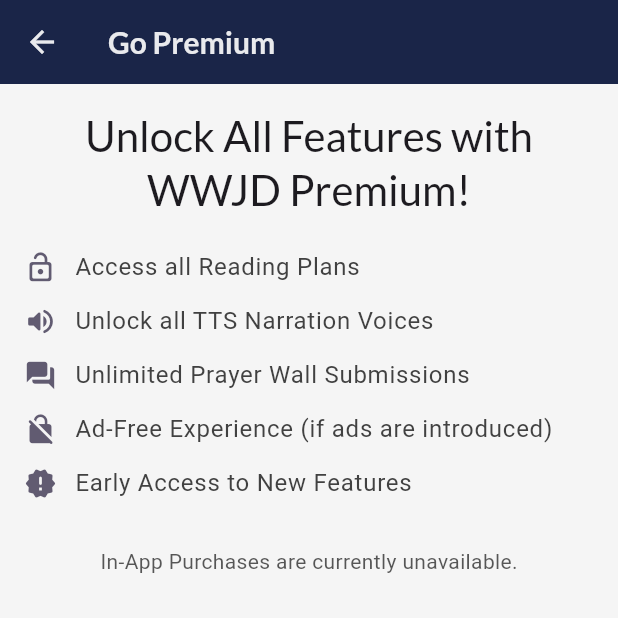
After one commit to harleynelson/wwjd, a Flutter app: the PremiumScreen screen opened directly, on a phone screen of 412 x 824 dp, the top half of it. The commit adds this screen. Run offline on Flutter 3.47's test engine with Material 3 defaults, Android fonts, the phone set to English and light mode, and no system bars; our stand-ins replace audioplayers, cloud_firestore, firebase_auth, firebase_core, firebase_remote_config, flutter_colorpicker and 7 more; missing offline and left inert: firebase_app_check, in_app_purchase_storekit; accounts and stored records are empty; generated files the repository leaves out were written again; network calls fail.

Commit message:
IAP progress

```diff
--- /dev/null
+++ b/lib/config/iap_constants.dart
@@ -0,0 +1,20 @@
+// File: lib/config/iap_constants.dart
+// New File
+
+// Define your product IDs as configured in the app stores.
+// These are examples. Replace with your actual IDs.
+
+// Non-consumable (Unlock all premium features)
+const String kProductIdPremiumUnlock = 'com.alpentor.wwjd.premium.unlock.permanent'; // Example for one-time purchase
+
+// Subscriptions (Examples if you choose this route)
+// const String kProductIdSubscriptionMonthly = 'com.alpentor.wwjd.premium.monthly';
+// const String kProductIdSubscriptionYearly = 'com.alpentor.wwjd.premium.yearly';
+
+// A set of all product IDs you want to query from the stores.
+const Set<String> kProductIds = {
+  kProductIdPremiumUnlock,
+  // Add subscription IDs here if you use them
+  // kProductIdSubscriptionMonthly,
+  // kProductIdSubscriptionYearly,
+};
--- /dev/null
+++ b/lib/screens/premium_screen.dart
@@ -0,0 +1,146 @@
+// File: lib/screens/premium_screen.dart
+// New File
+
+import 'package:flutter/material.dart';
+import 'package:provider/provider.dart';
+import 'package:in_app_purchase/in_app_purchase.dart'; // For ProductDetails
+import '../services/iap_service.dart';
+import '../services/auth_service.dart'; // To check current premium status
+import '../models/app_user.dart';     // To check current premium status
+
+class PremiumScreen extends StatelessWidget {
+  static const routeName = '/premium';
+
+  const PremiumScreen({super.key});
+
+  @override
+  Widget build(BuildContext context) {
+    final iapService = Provider.of<IAPService>(context);
+    final appUser = Provider.of<AppUser?>(context); // Get AppUser for current status
+
+    bool isCurrentlyPremium = appUser?.isPremium ?? false;
+
+    return Scaffold(
+      appBar: AppBar(
+        title: const Text('Go Premium'),
+      ),
+      body: Padding(
+        padding: const EdgeInsets.all(16.0),
+        child: Column(
+          crossAxisAlignment: CrossAxisAlignment.stretch,
+          children: <Widget>[
+            if (isCurrentlyPremium) ...[
+              Card(
+                elevation: 2,
+                color: Theme.of(context).colorScheme.primaryContainer,
+                child: Padding(
+                  padding: const EdgeInsets.all(16.0),
+                  child: Column(
+                    children: [
+                      Icon(Icons.workspace_premium_rounded, size: 48, color: Theme.of(context).colorScheme.onPrimaryContainer),
+                      const SizedBox(height: 12),
+                      Text(
+                        'You are already a Premium User!',
+                        style: Theme.of(context).textTheme.headlineSmall?.copyWith(
+                          color: Theme.of(context).colorScheme.onPrimaryContainer,
+                        ),
+                        textAlign: TextAlign.center,
+                      ),
+                      const SizedBox(height: 8),
+                       Text(
+                        'Thank you for your support. All premium features are unlocked.',
+                        style: Theme.of(context).textTheme.bodyMedium?.copyWith(
+                          color: Theme.of(context).colorScheme.onPrimaryContainer.withOpacity(0.8),
+                        ),
+                        textAlign: TextAlign.center,
+                      ),
+                    ],
+                  ),
+                ),
+              ),
+              const SizedBox(height: 20),
+            ],
+            Text(
+              'Unlock All Features with WWJD Premium!',
+              style: Theme.of(context).textTheme.headlineMedium,
+              textAlign: TextAlign.center,
+            ),
+            const SizedBox(height: 16),
+            _buildFeatureListItem(context, Icons.lock_open_rounded, 'Access all Reading Plans'),
+            _buildFeatureListItem(context, Icons.volume_up_rounded, 'Unlock all TTS Narration Voices'),
+            _buildFeatureListItem(context, Icons.forum_rounded, 'Unlimited Prayer Wall Submissions'),
+            _buildFeatureListItem(context, Icons.no_encryption_gmailerrorred_rounded, 'Ad-Free Experience (if ads are introduced)'),
+            _buildFeatureListItem(context, Icons.new_releases_rounded, 'Early Access to New Features'),
+            const SizedBox(height: 24),
+            if (iapService.isLoadingProducts)
+              const Center(child: CircularProgressIndicator())
+            else if (!iapService.isStoreAvailable)
+              const Center(child: Text('In-App Purchases are currently unavailable.'))
+            else if (iapService.products.isEmpty)
+              const Center(child: Text('No premium products found. Please try again later.'))
+            else
+              ...iapService.products.map((product) {
+                return Card(
+                  elevation: 2,
+                  margin: const EdgeInsets.symmetric(vertical: 8),
+                  child: ListTile(
+                    contentPadding: const EdgeInsets.symmetric(horizontal: 16, vertical: 12),
+                    leading: Icon(Icons.shopping_cart_checkout_rounded, color: Theme.of(context).colorScheme.primary, size: 32),
+                    title: Text(product.title, style: Theme.of(context).textTheme.titleLarge),
+                    subtitle: Text(product.description, style: Theme.of(context).textTheme.bodySmall),
+                    trailing: TextButton(
+                      style: TextButton.styleFrom(
+                        backgroundColor: Theme.of(context).colorScheme.primary,
+                        foregroundColor: Theme.of(context).colorScheme.onPrimary,
+                        padding: const EdgeInsets.symmetric(horizontal: 20, vertical: 10),
+                      ),
+                      onPressed: iapService.isPurchasing
+                          ? null // Disable button if a purchase is already in progress
+                          : () {
+                              if (!isCurrentlyPremium) { // Only allow purchase if not already premium
+                                iapService.buyProduct(product);
+                              } else {
+                                ScaffoldMessenger.of(context).showSnackBar(
+                                  const SnackBar(content: Text("You are already a premium user!"))
+                                );
+                              }
+                            },
+                      child: iapService.isPurchasing
+                          ? const SizedBox(width: 20, height: 20, child: CircularProgressIndicator(strokeWidth: 2, color: Colors.white))
+                          : Text(isCurrentlyPremium ? "Unlocked" : product.price),
+                    ),
+                  ),
+                );
+              }).toList(),
+            const Spacer(), // Pushes restore button to bottom if content is short
+            if (iapService.isStoreAvailable && !isCurrentlyPremium) // Only show restore if not premium
+              TextButton.icon(
+                icon: const Icon(Icons.restore_rounded),
+                label: const Text('Restore Purchases'),
+                onPressed: () {
+                  iapService.restorePurchases();
+                },
+                style: TextButton.styleFrom(
+                  padding: const EdgeInsets.symmetric(vertical: 12),
+                ),
+              ),
+            const SizedBox(height: 16),
+          ],
+        ),
+      ),
+    );
+  }
+
+  Widget _buildFeatureListItem(BuildContext context, IconData icon, String text) {
+    return Padding(
+      padding: const EdgeInsets.symmetric(vertical: 6.0),
+      child: Row(
+        children: [
+          Icon(icon, color: Theme.of(context).colorScheme.secondary, size: 22),
+          const SizedBox(width: 12),
+          Expanded(child: Text(text, style: Theme.of(context).textTheme.bodyLarge)),
+        ],
+      ),
+    );
+  }
+}
--- a/pubspec.yaml
+++ b/pubspec.yaml
@@ -32,6 +32,9 @@
   flutter_dotenv: ^5.2.1
   cloud_firestore: ^5.6.7 # For Firestore database
 
+  # --- In-App Purchase ---
+  in_app_purchase: ^3.2.3 # For in-app purchases
+
   # UI
   cached_network_image: ^3.3.1  # For caching network images (mostly headers on reading plans)
   equatable: ^2.0.7 # For value equality
```
Also changed, not shown: lib/main.dart (+38 -14 lines), lib/services/auth_service.dart (+72 -32 lines), lib/services/iap_service.dart (added, +252 -0 lines), privacy_policy.txt (added, +75 -0 lines), pubspec.lock, 1 other file.
